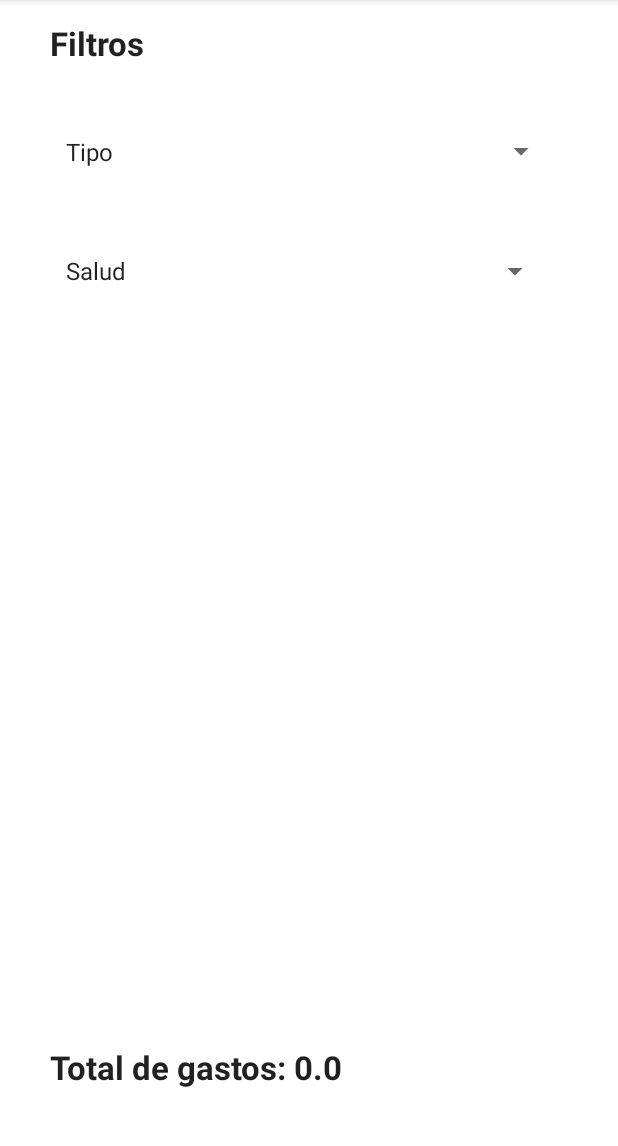
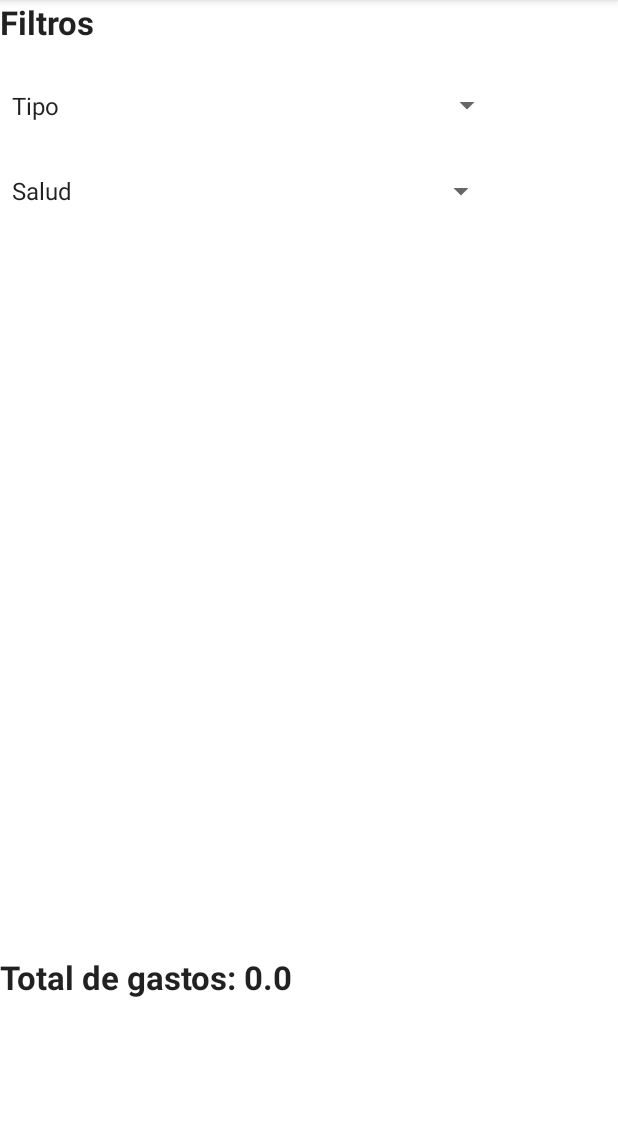
Before and after one commit to RandallMencias/AdvAppProg, an Android app: the Consulta screen opened directly, with no data from a screen before it, on a phone screen of 412 x 824 dp, the part 84-1230 px from its top. Run offline under Robolectric (Android 15) with nearby library versions, the phone set to English and light mode, and no system bars.

```diff
--- a/Proyecto_5/app/src/main/res/layout/activity_consulta.xml
+++ b/Proyecto_5/app/src/main/res/layout/activity_consulta.xml
@@ -1,25 +1,26 @@
 <?xml version="1.0" encoding="utf-8"?>
-<androidx.constraintlayout.widget.ConstraintLayout xmlns:android="http://schemas.android.com/apk/res/android"
+<LinearLayout xmlns:android="http://schemas.android.com/apk/res/android"
     xmlns:app="http://schemas.android.com/apk/res-auto"
     xmlns:tools="http://schemas.android.com/tools"
     android:layout_width="match_parent"
     android:layout_height="match_parent"
+    android:orientation="vertical"
     tools:context=".Consulta">
 
     <TextView
-        android:id="@+id/totaldegastos"
-        android:layout_width="227dp"
-        android:layout_height="54dp"
-        android:text="Total de gastos"
-        android:textAlignment="viewStart"
+        android:id="@+id/txtfiltros"
+        android:layout_width="135dp"
+        android:layout_height="41dp"
+        android:clickable="false"
+        android:text="Filtros"
         android:textAppearance="@style/TextAppearance.AppCompat.Large"
         android:textStyle="bold"
         app:layout_constraintBottom_toBottomOf="parent"
         app:layout_constraintEnd_toEndOf="parent"
-        app:layout_constraintHorizontal_bias="0.179"
+        app:layout_constraintHorizontal_bias="0.12"
         app:layout_constraintStart_toStartOf="parent"
         app:layout_constraintTop_toTopOf="parent"
-        app:layout_constraintVertical_bias="0.976" />
+        app:layout_constraintVertical_bias="0.019" />
 
     <Spinner
         android:id="@+id/filtros"
@@ -57,20 +58,10 @@
         app:layout_constraintTop_toTopOf="parent"
         app:layout_constraintVertical_bias="0.214" />
 
-    <TextView
-        android:id="@+id/txtfiltros"
-        android:layout_width="135dp"
-        android:layout_height="41dp"
-        android:clickable="false"
-        android:text="Filtros"
-        android:textAppearance="@style/TextAppearance.AppCompat.Large"
-        android:textStyle="bold"
-        app:layout_constraintBottom_toBottomOf="parent"
-        app:layout_constraintEnd_toEndOf="parent"
-        app:layout_constraintHorizontal_bias="0.12"
-        app:layout_constraintStart_toStartOf="parent"
-        app:layout_constraintTop_toTopOf="parent"
-        app:layout_constraintVertical_bias="0.019" />
+    <LinearLayout
+        android:layout_width="match_parent"
+        android:layout_height="35dp"
+        android:orientation="horizontal">
 
         <EditText
             android:id="@+id/limiteinferior"
@@ -98,6 +89,8 @@
             app:layout_constraintTop_toTopOf="parent"
             app:layout_constraintVertical_bias="0.195" />
 
+    </LinearLayout>
+
     <TextView
         android:id="@+id/textViewDate"
         android:layout_width="wrap_content"
@@ -113,13 +106,30 @@
     <ListView
         android:id="@+id/listview"
         android:layout_width="332dp"
-        android:layout_height="408dp"
+        android:layout_height="378dp"
         android:layout_marginBottom="68dp"
         app:layout_constraintBottom_toBottomOf="parent"
         app:layout_constraintEnd_toEndOf="parent"
         app:layout_constraintHorizontal_bias="0.417"
         app:layout_constraintStart_toStartOf="parent"
         app:layout_constraintTop_toBottomOf="@+id/filtros"
-        app:layout_constraintVertical_bias="0.93" />
+        app:layout_constraintVertical_bias="0.93">
 
-</androidx.constraintlayout.widget.ConstraintLayout>
+    </ListView>
+
+    <TextView
+        android:id="@+id/totaldegastos"
+        android:layout_width="227dp"
+        android:layout_height="54dp"
+        android:text="Total de gastos"
+        android:textAlignment="viewStart"
+        android:textAppearance="@style/TextAppearance.AppCompat.Large"
+        android:textStyle="bold"
+        app:layout_constraintBottom_toBottomOf="parent"
+        app:layout_constraintEnd_toEndOf="parent"
+        app:layout_constraintHorizontal_bias="0.179"
+        app:layout_constraintStart_toStartOf="parent"
+        app:layout_constraintTop_toTopOf="parent"
+        app:layout_constraintVertical_bias="0.976" />
+
+</LinearLayout>
```
Also changed, not shown: Proyecto_5/app/src/main/res/layout/activity_ajustes.xml (+24 -14 lines). Lines whose indentation alone changed are shown as unchanged.
